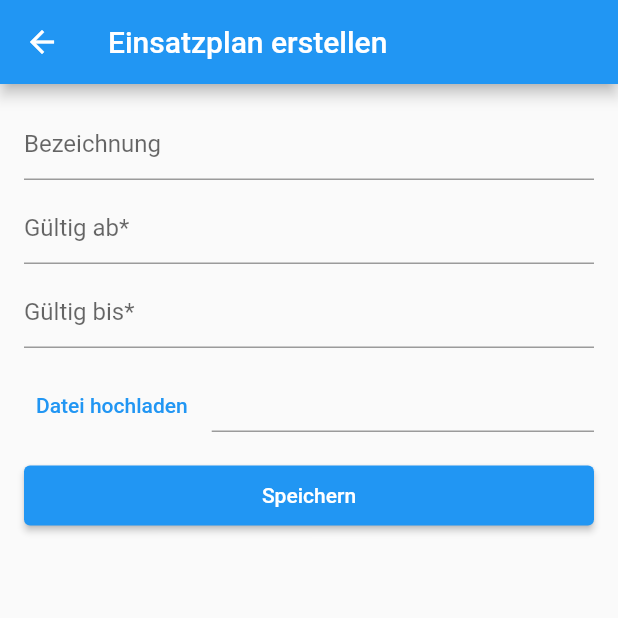
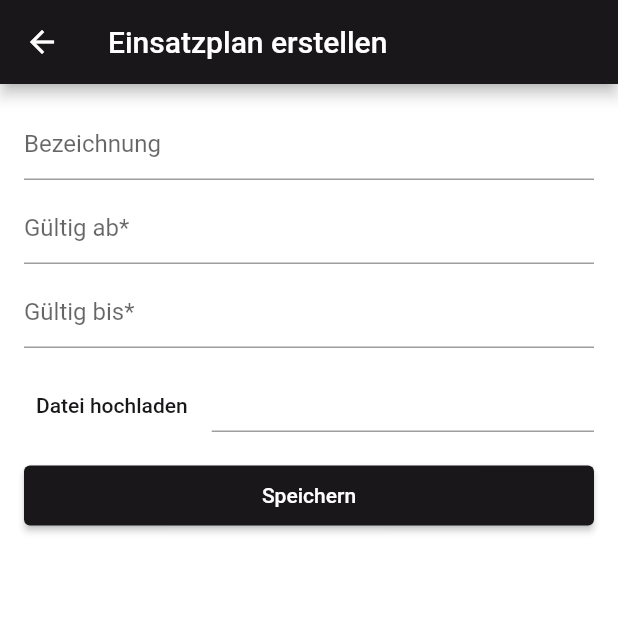
Before and after one commit to Pronto-AG/Pronto-MIA-App, a Flutter app: the DeploymentPlanEditView screen opened by its route, on a phone screen of 412 x 824 dp, the top half of it. Run offline on Flutter 3.47's test engine with Material 2 defaults, Android fonts, the light colour scheme and no system bars; drawn by our look-alikes of date_time_picker; our stand-ins replace file_picker, firebase_core, firebase_messaging, flutter_cache_manager, flutter_secure_storage, graphql and 4 more; missing offline and left inert: global_configuration, pdf_render; accounts and stored records are empty.

Commit message:
Implement pronto color scheme

```diff
--- /dev/null
+++ b/pronto_mia/lib/app/custom_colors.dart
@@ -0,0 +1,23 @@
+import 'dart:ui';
+
+import 'package:flutter/material.dart';
+
+class CustomColors {
+  static const Color primary = Color(0xFF1A171B);
+
+  static const Color secondary = Color(0xFFFF0000);
+
+  static const Color background = Colors.white;
+
+  static const Color text = Colors.black;
+
+  static const Color link = Colors.blue;
+
+  static const Color info = Color(0xFF8889B3);
+
+  static const Color success = Color(0xFF78A660);
+
+  static const Color warning = Color(0xFFFDC601);
+
+  static const Color danger = Color(0xFFEE8252);
+}
--- a/pronto_mia/lib/app/theme.dart
+++ b/pronto_mia/lib/app/theme.dart
@@ -1,7 +1,28 @@
 import 'package:flutter/material.dart';
 
+import 'package:pronto_mia/app/custom_colors.dart';
+
+
 final theme = ThemeData(
+  brightness: Brightness.light,
+  primaryColor: CustomColors.primary,
+  accentColor: CustomColors.secondary,
+  bottomAppBarColor: CustomColors.primary,
+  scaffoldBackgroundColor: CustomColors.background,
+
   inputDecorationTheme: const InputDecorationTheme(
     contentPadding: EdgeInsets.only(top: 8.0, bottom: 4.0),
   ),
+
+  elevatedButtonTheme: ElevatedButtonThemeData(
+    style: ButtonStyle(
+      backgroundColor: MaterialStateProperty.all(CustomColors.primary),
+    ),
+  ),
+
+  textButtonTheme: TextButtonThemeData(
+    style: ButtonStyle(
+      foregroundColor: MaterialStateProperty.all(CustomColors.primary),
+    )
+  )
 );
--- a/pronto_mia/lib/ui/components/custom_app_bar.dart
+++ b/pronto_mia/lib/ui/components/custom_app_bar.dart
@@ -1,5 +1,6 @@
 import 'package:flutter/foundation.dart';
 import 'package:flutter/material.dart';
+import 'package:pronto_mia/app/custom_colors.dart';
 import 'package:stacked_services/stacked_services.dart';
 
 import 'package:pronto_mia/app/app.router.dart';
@@ -22,9 +23,8 @@ class CustomAppBar extends StatelessWidget {
           return const CircularNotchedRectangle();
         }
       })(),
-      color: Colors.blue,
       child: IconTheme(
-        data: const IconThemeData(color: Colors.white),
+        data: const IconThemeData(color: CustomColors.background),
         child: Row(
           children: [
             IconButton(
--- a/pronto_mia/lib/ui/components/form_layout.dart
+++ b/pronto_mia/lib/ui/components/form_layout.dart
@@ -1,5 +1,7 @@
 import 'package:flutter/cupertino.dart';
 import 'package:flutter/material.dart';
+
+import 'package:pronto_mia/app/custom_colors.dart';
 
 class FormLayout extends StatelessWidget {
   final List<Widget> textFields;
@@ -47,7 +49,7 @@ class FormLayout extends StatelessWidget {
       form.add(const SizedBox(height: 8.0));
       form.add(Text(
         validationMessage,
-        style: const TextStyle(color: Colors.red),
+        style: const TextStyle(color: CustomColors.danger),
       ));
     }
 
@@ -62,7 +64,7 @@ class FormLayout extends StatelessWidget {
         onPressed: button.onTap,
         style: button.isDestructive
             ? ButtonStyle(
-                backgroundColor: MaterialStateProperty.all(Colors.red),
+                backgroundColor: MaterialStateProperty.all(CustomColors.danger),
               )
             : null,
         child: button.isBusy
@@ -70,8 +72,8 @@ class FormLayout extends StatelessWidget {
                 width: 16.0,
                 height: 16.0,
                 child: CircularProgressIndicator(
-                  valueColor: AlwaysStoppedAnimation(Colors.white),
-                  backgroundColor: Colors.blue,
+                  valueColor: AlwaysStoppedAnimation(CustomColors.background),
+                  // backgroundColor: CustomColors.secondary,
                   strokeWidth: 3,
                 ),
               )
--- a/pronto_mia/lib/ui/views/deployment_plan/edit/deployment_plan_edit_view.dart
+++ b/pronto_mia/lib/ui/views/deployment_plan/edit/deployment_plan_edit_view.dart
@@ -1,9 +1,6 @@
 import 'dart:io';
 import 'package:flutter/foundation.dart';
 import 'package:flutter/material.dart';
-import 'package:pronto_mia/core/models/deployment_plan.dart';
-import 'package:pronto_mia/core/models/file_upload.dart';
-import 'package:pronto_mia/ui/components/form_layout.dart';
 import 'package:stacked/stacked.dart';
 import 'package:stacked/stacked_annotations.dart';
 import 'package:date_time_picker/date_time_picker.dart';
@@ -11,6 +8,10 @@ import 'package:file_picker/file_picker.dart';
 
 import 'package:pronto_mia/ui/views/deployment_plan/edit/deployment_plan_edit_view.form.dart';
 import 'package:pronto_mia/ui/views/deployment_plan/edit/deployment_plan_edit_viewmodel.dart';
+import 'package:pronto_mia/app/custom_colors.dart';
+import 'package:pronto_mia/core/models/deployment_plan.dart';
+import 'package:pronto_mia/core/models/file_upload.dart';
+import 'package:pronto_mia/ui/components/form_layout.dart';
 
 @FormView(fields: [
   FormTextField(name: 'description'),
@@ -107,7 +108,7 @@ class DeploymentPlanEditView extends StatelessWidget
                     readOnly: true,
                     onTap: model.openPdf,
                     style: const TextStyle(
-                      color: Colors.blue,
+                      color: CustomColors.link,
                       decoration: TextDecoration.underline,
                     ),
                   ),
--- a/pronto_mia/lib/ui/views/deployment_plan/overview/deployment_plan_overview_view.dart
+++ b/pronto_mia/lib/ui/views/deployment_plan/overview/deployment_plan_overview_view.dart
@@ -1,10 +1,11 @@
 import 'package:flutter/foundation.dart';
 import 'package:flutter/material.dart';
-import 'package:pronto_mia/ui/components/custom_app_bar.dart';
 import 'package:stacked/stacked.dart';
 import 'package:intl/intl.dart';
 
 import 'package:pronto_mia/ui/views/deployment_plan/overview/deployment_plan_overview_viewmodel.dart';
+import 'package:pronto_mia/app/custom_colors.dart';
+import 'package:pronto_mia/ui/components/custom_app_bar.dart';
 
 class DeploymentPlanOverviewView extends StatelessWidget {
   final bool adminModeEnabled;
@@ -25,7 +26,7 @@ class DeploymentPlanOverviewView extends StatelessWidget {
           automaticallyImplyLeading: false,
           title: Text(
             adminModeEnabled ? 'Einsatzplanverwaltung' : 'Einsatzpläne',
-            style: const TextStyle(color: Colors.black),
+            style: const TextStyle(color: CustomColors.primary),
           ),
           elevation: 0.0,
           backgroundColor: Colors.transparent,
@@ -84,7 +85,7 @@ class DeploymentPlanOverviewView extends StatelessWidget {
         floatingActionButton: adminModeEnabled
             ? FloatingActionButton(
                 tooltip: 'Einsatzplan erstellen',
-                backgroundColor: Colors.green,
+                backgroundColor: CustomColors.secondary,
                 onPressed: model.createDeploymentPlan,
                 heroTag: null,
                 child: const Icon(Icons.post_add),
```
